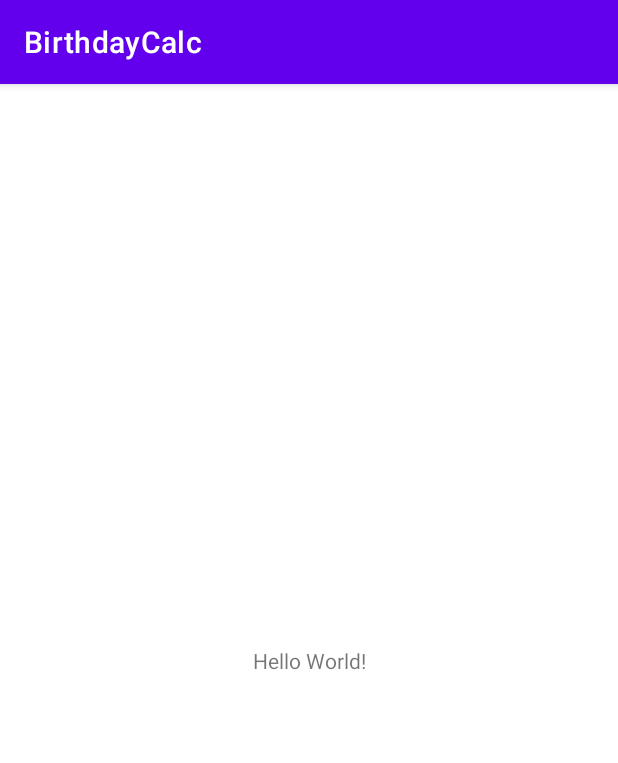
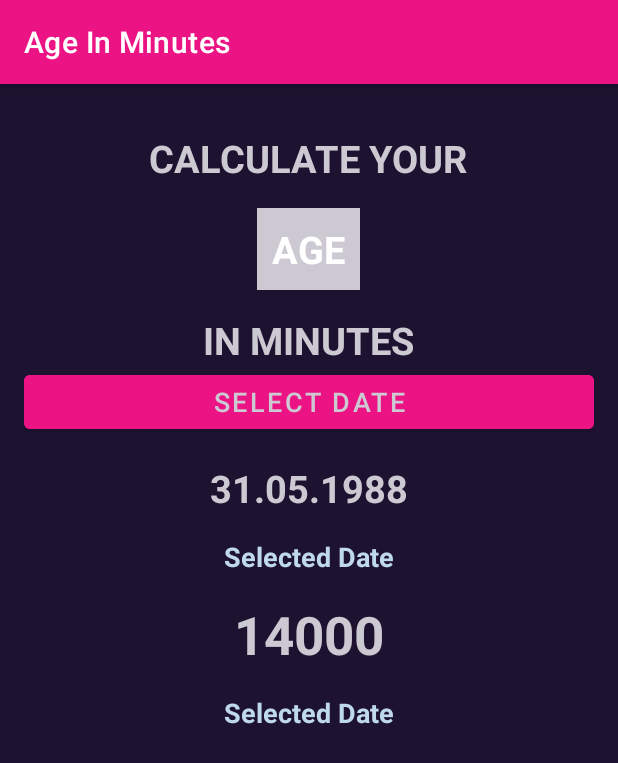
Before and after one commit to LTzEric/BirthdayCalc, an Android app: the screen it shows after launch (MainActivity), on a phone screen of 412 x 824 dp. Shown: the top 763 px of the screen. Run offline under Robolectric (Android 15) with nearby library versions, the phone set to English and light mode, and no system bars.

```diff
--- a/app/src/main/res/layout/activity_main.xml
+++ b/app/src/main/res/layout/activity_main.xml
@@ -1,18 +1,101 @@
 <?xml version="1.0" encoding="utf-8"?>
-<androidx.constraintlayout.widget.ConstraintLayout xmlns:android="http://schemas.android.com/apk/res/android"
+<LinearLayout xmlns:android="http://schemas.android.com/apk/res/android"
     xmlns:app="http://schemas.android.com/apk/res-auto"
     xmlns:tools="http://schemas.android.com/tools"
     android:layout_width="match_parent"
     android:layout_height="match_parent"
-    tools:context=".MainActivity">
+    tools:context=".MainActivity"
+    android:orientation="vertical"
+    android:background="@color/BgColor"
+    android:gravity="center_horizontal"
+    android:padding="16dp"
+
+    >
+
 
     <TextView
         android:layout_width="wrap_content"
         android:layout_height="wrap_content"
-        android:text="Hello World!"
-        app:layout_constraintBottom_toBottomOf="parent"
-        app:layout_constraintEnd_toEndOf="parent"
-        app:layout_constraintStart_toStartOf="parent"
-        app:layout_constraintTop_toTopOf="parent" />
+        android:layout_marginTop="16dp"
+        android:text="CALCULATE YOUR"
+        android:textColor="@color/textLightGray"
+        android:textSize="25sp"
+        android:textStyle="bold"
+        />
 
-</androidx.constraintlayout.widget.ConstraintLayout>
+    <TextView
+        android:layout_width="wrap_content"
+        android:layout_height="wrap_content"
+        android:layout_marginTop="16dp"
+        android:text="AGE"
+        android:padding="10dp"
+        android:background="@color/textLightGray"
+        android:textColor="@color/white"
+        android:textSize="25sp"
+        android:textStyle="bold"
+        />
+
+    <TextView
+        android:layout_width="wrap_content"
+        android:layout_height="wrap_content"
+        android:layout_marginTop="16dp"
+        android:text="IN MINUTES"
+        android:textColor="@color/textLightGray"
+        android:textSize="25sp"
+        android:textStyle="bold"
+        />
+
+    <Button
+        android:id="@+id/btnDatePicker"
+        android:layout_width="match_parent"
+        android:layout_height="wrap_content"
+        android:text="SELECT DATE"
+        android:textSize="18sp"
+        android:backgroundTint="@color/btnBgColor"
+        android:textColor="@color/textLightGray"
+        />
+
+    <TextView
+        android:id="@+id/tvSelectedDate"
+        android:layout_width="wrap_content"
+        android:layout_height="wrap_content"
+        android:layout_marginTop="16dp"
+        android:text="31.05.1988"
+        android:textColor="@color/textLightGray"
+        android:textSize="25sp"
+        android:textStyle="bold" />
+
+    <TextView
+        android:layout_width="wrap_content"
+        android:layout_height="wrap_content"
+        android:layout_marginTop="16dp"
+        android:text="Selected Date"
+        android:textColor="@color/lightBlue"
+        android:textSize="18sp"
+        android:textStyle="bold"
+        />
+
+    <TextView
+        android:id="@+id/tvAgeInMinutes"
+        android:layout_width="wrap_content"
+        android:layout_height="wrap_content"
+        android:layout_marginTop="16dp"
+        android:text="14000"
+        android:textColor="@color/textLightGray"
+        android:textSize="35sp"
+        android:textStyle="bold"
+        />
+
+    <TextView
+        android:layout_width="wrap_content"
+        android:layout_height="wrap_content"
+        android:layout_marginTop="16dp"
+        android:text="Selected Date"
+        android:textColor="@color/lightBlue"
+        android:textSize="18sp"
+        android:textStyle="bold"
+        />
+
+
+
+</LinearLayout>
--- a/app/src/main/res/values/colors.xml
+++ b/app/src/main/res/values/colors.xml
@@ -7,4 +7,8 @@
     <color name="teal_700">#FF018786</color>
     <color name="black">#FF000000</color>
     <color name="white">#FFFFFFFF</color>
+    <color name="textLightGray">#CDC9D3</color>
+    <color name="BgColor">#1D122F</color>
+    <color name="btnBgColor">#EC1484</color>
+    <color name="lightBlue">#BFD9EC</color>
 </resources>
--- a/app/src/main/res/values/strings.xml
+++ b/app/src/main/res/values/strings.xml
@@ -1,3 +1,3 @@
 <resources>
-    <string name="app_name">BirthdayCalc</string>
+    <string name="app_name">Age In Minutes</string>
 </resources>
--- a/app/src/main/res/values/themes.xml
+++ b/app/src/main/res/values/themes.xml
@@ -2,7 +2,7 @@
     <!-- Base application theme. -->
     <style name="Theme.BirthdayCalc" parent="Theme.MaterialComponents.DayNight.DarkActionBar">
         <!-- Primary brand color. -->
-        <item name="colorPrimary">@color/purple_500</item>
+        <item name="colorPrimary">@color/btnBgColor</item>
         <item name="colorPrimaryVariant">@color/purple_700</item>
         <item name="colorOnPrimary">@color/white</item>
         <!-- Secondary brand color. -->
```
Also changed, not shown: app/src/main/java/iamericli/birthdaycalc/MainActivity.kt (+78 -0 lines), 1 other file.
